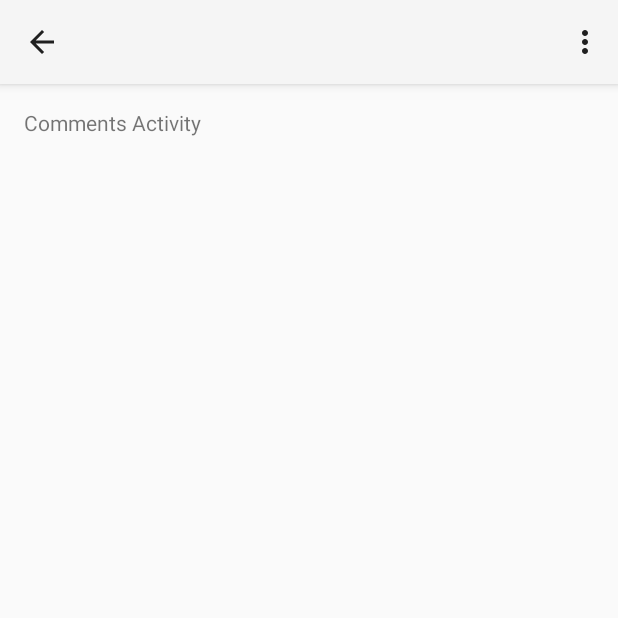
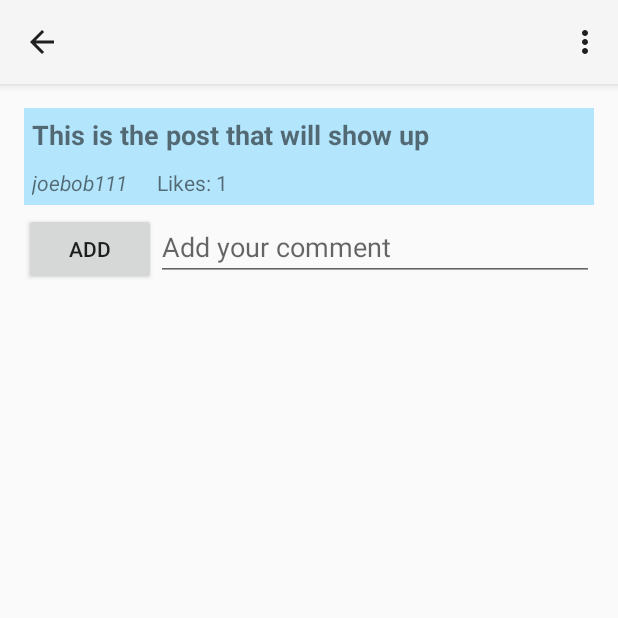
Before and after one commit to jmahoney13/FirebaseVerticalPrototype, an Android app: the CommentsActivity screen opened directly, with no data from a screen before it, on a phone screen of 412 x 824 dp, the top half of it. Run offline under Robolectric (Android 15) with nearby library versions, the phone set to English and light mode, and no system bars; libraries missing offline, so code that uses them is left out: com.firebase.client, com.firebase.ui; 6 statements that could not run were skipped.

Commit message:
added comments feature/activity

```diff
--- a/app/src/main/java/edu/calpoly/jwmahone/firebaseverticalprototype/CommentsActivity.java
+++ b/app/src/main/java/edu/calpoly/jwmahone/firebaseverticalprototype/CommentsActivity.java
@@ -1,45 +1,38 @@
 package edu.calpoly.jwmahone.firebaseverticalprototype;
 
 import android.content.Intent;
-import android.support.v4.content.ContextCompat;
 import android.support.v7.app.ActionBar;
-import android.support.v7.app.ActionBarActivity;
 import android.support.v7.app.AppCompatActivity;
 import android.os.Bundle;
-import android.support.v7.widget.Toolbar;
+import android.support.v7.widget.LinearLayoutManager;
+import android.support.v7.widget.RecyclerView;
 import android.view.Menu;
 import android.view.MenuItem;
 import android.view.View;
+import android.widget.Button;
+import android.widget.EditText;
 import android.widget.TextView;
 
 import com.firebase.client.Firebase;
+import com.firebase.ui.FirebaseRecyclerAdapter;
+import java.util.HashMap;
 
 public class CommentsActivity extends AppCompatActivity {
     private Firebase fireRoot = new Firebase(MainActivity.FIREBASEURL);
-
-    private Toolbar toolbar;
     private String mName;
     private MountainPost commentPost;
-
+    private FirebaseRecyclerAdapter<Comment, CommentViewHolder> commentAdapter;
+    private RecyclerView commentsRecyclerView;
+    private EditText commentEditText;
+    private Button addButton;
 
     @Override
     protected void onCreate(Bundle savedInstanceState) {
         super.onCreate(savedInstanceState);
         setContentView(R.layout.activity_comments);
 
-        //this.toolbar = (Toolbar) findViewById(R.id.toolbarWidget);
-        //setSupportActionBar(this.toolbar);
-        //toolbar.setNavigationIcon(ContextCompat.getDrawable(CommentsActivity.this, R.drawable.ic_back_arrow));
         ActionBar actionBar = getSupportActionBar();
         actionBar.setDisplayHomeAsUpEnabled(true);
-
-/*
-        toolbar.setNavigationOnClickListener(new View.OnClickListener() {
-            @Override
-            public void onClick(View v) {
-                onBackPressed();
-            }
-        }); */
 
         Bundle extras = getIntent().getExtras();
         if (extras != null) {
@@ -48,18 +41,57 @@ public class CommentsActivity extends AppCompatActivity {
         }
         actionBar.setTitle(mName);
 
+        LinearLayoutManager lm = new LinearLayoutManager(this);
+        lm.setOrientation(LinearLayoutManager.VERTICAL);
+        lm.setStackFromEnd(true);
+
         TextView lineTV = (TextView) findViewById(R.id.lineView);
         TextView authTV = (TextView) findViewById(R.id.authorView);
         TextView likesTV = (TextView) findViewById(R.id.likesView);
+        this.commentsRecyclerView = (RecyclerView) findViewById(R.id.commentsRecyclerView);
+        this.commentsRecyclerView.setHasFixedSize(false);
+        this.commentsRecyclerView.setLayoutManager(lm);
 
-        lineTV.setText("Line: " + commentPost.getLine());
-        authTV.setText("Author: " + commentPost.getAuthor());
+        this.commentEditText = (EditText) findViewById(R.id.commentEditText);
+        this.addButton = (Button) findViewById(R.id.addCommentButton);
+
+        lineTV.setText(commentPost.getLine());
+        authTV.setText(commentPost.getAuthor());
         likesTV.setText("Likes: " + commentPost.getLikes());
 
+        final Firebase adapterRef = fireRoot.child("comments").child(commentPost.getID());
 
-        //toolbar.setTitle(mName);
-        //toolbar.setBackgroundColor(ContextCompat.getColor(CommentsActivity.this, R.color.primary_700));
+        this.commentAdapter = new FirebaseRecyclerAdapter<Comment, CommentViewHolder>(Comment.class, R.layout.comment_view, CommentViewHolder.class, adapterRef) {
+            @Override
+            protected void populateViewHolder(CommentViewHolder commentViewHolder, Comment comment, int position) {
+                String commentStr = comment.getComment();
+                commentViewHolder.comment.setText(commentStr);
+            }
+        };
 
+        this.commentsRecyclerView.setAdapter(this.commentAdapter);
+
+        this.addButton.setOnClickListener(new View.OnClickListener() {
+            @Override
+            public void onClick(View v) {
+                String comment = commentEditText.getText().toString();
+                Firebase pushcommentRef = adapterRef.push();
+                Comment currComment = new Comment(pushcommentRef.getKey(), comment);
+                pushcommentRef.setValue(currComment);
+                commentEditText.setText("");
+            }
+        });
+
+
+    }
+
+    public static class CommentViewHolder extends RecyclerView.ViewHolder {
+        private TextView comment;
+
+        public CommentViewHolder(View itemView) {
+            super(itemView);
+            this.comment = (TextView) itemView.findViewById(R.id.commentTV);
+        }
     }
 
     @Override
--- a/app/src/main/java/edu/calpoly/jwmahone/firebaseverticalprototype/MainActivity.java
+++ b/app/src/main/java/edu/calpoly/jwmahone/firebaseverticalprototype/MainActivity.java
@@ -5,7 +5,6 @@ import android.content.DialogInterface;
 import android.content.Intent;
 import android.graphics.Bitmap;
 import android.graphics.BitmapFactory;
-import android.graphics.Color;
 import android.support.design.widget.AppBarLayout;
 import android.support.design.widget.CollapsingToolbarLayout;
 import android.support.design.widget.FloatingActionButton;
@@ -23,7 +22,6 @@ import android.view.LayoutInflater;
 import android.view.Menu;
 import android.view.MenuItem;
 import android.view.View;
-import android.view.ViewGroup;
 import android.widget.EditText;
 import android.widget.ImageView;
 import android.widget.RadioButton;
--- a/app/src/main/java/edu/calpoly/jwmahone/firebaseverticalprototype/MountainPost.java
+++ b/app/src/main/java/edu/calpoly/jwmahone/firebaseverticalprototype/MountainPost.java
@@ -1,10 +1,7 @@
 package edu.calpoly.jwmahone.firebaseverticalprototype;
 
-import com.firebase.client.Firebase;
 
 import java.io.Serializable;
-import java.util.ArrayList;
-import java.util.List;
 
 public class MountainPost implements Serializable {
     private String line;
@@ -65,7 +62,6 @@ public class MountainPost implements Serializable {
         public void addComment(String comment) {
             this.comments.add(comment);
         }
-
         public List<String> getComments() {
             return this.comments;
         }
--- a/app/src/main/res/layout/activity_comments.xml
+++ b/app/src/main/res/layout/activity_comments.xml
@@ -11,24 +11,69 @@
     tools:context="edu.calpoly.jwmahone.firebaseverticalprototype.CommentsActivity"
     android:orientation="vertical">
 
-    <TextView
+    <LinearLayout
         android:layout_width="match_parent"
         android:layout_height="wrap_content"
-        android:text="Comments Activity"/>
+        android:orientation="vertical"
+        android:background="#B3E5FC"
+        android:padding="5dp">
 
-    <TextView android:id="@+id/lineView"
+        <TextView android:id="@+id/lineView"
+            android:layout_width="match_parent"
+            android:layout_height="wrap_content"
+            android:textStyle="bold"
+            android:textSize="18sp"
+            android:text="This is the post that will show up"/>
+
+        <LinearLayout
+            android:layout_width="match_parent"
+            android:layout_height="wrap_content"
+            android:orientation="horizontal">
+
+            <TextView android:id="@+id/authorView"
+                android:layout_width="wrap_content"
+                android:layout_height="wrap_content"
+                android:layout_marginTop="10dp"
+                android:textStyle="italic"
+                android:text="joebob111"/>
+
+            <TextView android:id="@+id/likesView"
+                android:layout_width="match_parent"
+                android:layout_height="wrap_content"
+                android:layout_marginTop="10dp"
+                android:text="Likes: 1"
+                android:layout_marginLeft="20dp"/>
+
+        </LinearLayout>
+
+    </LinearLayout>
+
+    <android.support.v7.widget.RecyclerView
+        android:id="@+id/commentsRecyclerView"
         android:layout_width="match_parent"
         android:layout_height="wrap_content"
-        android:layout_marginTop="40dp"/>
+        android:layout_marginTop="5dp"/>
 
-    <TextView android:id="@+id/authorView"
+    <RelativeLayout android:id="@+id/addCommentLayout"
         android:layout_width="match_parent"
         android:layout_height="wrap_content"
-        android:layout_marginTop="40dp"/>
+        android:layout_alignParentBottom="true">
 
-    <TextView android:id="@+id/likesView"
-        android:layout_width="match_parent"
-        android:layout_height="wrap_content"
-        android:layout_marginTop="40dp"/>
+        <LinearLayout android:id="@+id/commentBarLayout"
+            android:layout_width="match_parent"
+            android:layout_height="wrap_content"
+            android:orientation="horizontal">
 
+            <Button android:id="@+id/addCommentButton"
+                android:layout_width="wrap_content"
+                android:layout_height="wrap_content"
+                android:text="Add"/>
+
+            <EditText android:id="@+id/commentEditText"
+                android:layout_width="match_parent"
+                android:layout_height="wrap_content"
+                android:hint="Add your comment"/>
+
+        </LinearLayout>
+    </RelativeLayout>
 </LinearLayout>
```
Also changed, not shown: app/src/main/java/edu/calpoly/jwmahone/firebaseverticalprototype/Comment.java (added, +24 -0 lines), app/src/main/res/layout/comment_view.xml (added, +16 -0 lines). Lines whose indentation alone changed are shown as unchanged.
